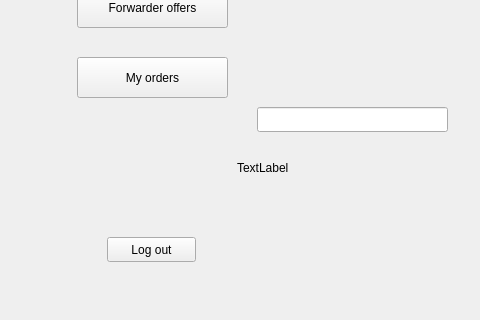
The window that sdi_app/gui/menu_owner.ui (FratiaXd/SDI) describes before a commit, drawn with Qt 5; both pictures show x 143 to 623 and y 203 to 523 of the 623 by 523 pixel window.
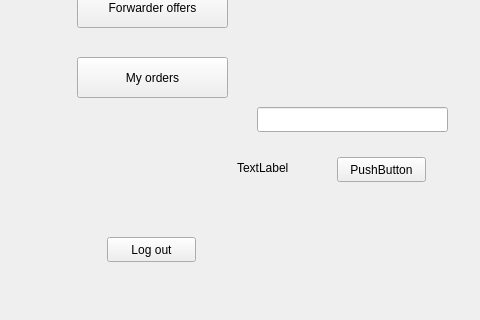
The same window after the commit.

Commit message: server client communication done

Diff of the .ui file:
```diff
--- a/sdi_app/gui/menu_owner.ui
+++ b/sdi_app/gui/menu_owner.ui
@@ -114,6 +114,19 @@
       </rect>
      </property>
     </widget>
+    <widget class="QPushButton" name="pushButton_12">
+     <property name="geometry">
+      <rect>
+       <x>480</x>
+       <y>360</y>
+       <width>89</width>
+       <height>25</height>
+      </rect>
+     </property>
+     <property name="text">
+      <string>PushButton</string>
+     </property>
+    </widget>
    </widget>
    <widget class="QWidget" name="page_2">
     <widget class="QLineEdit" name="lineEdit">
```
The commit also changes 2 other files.
